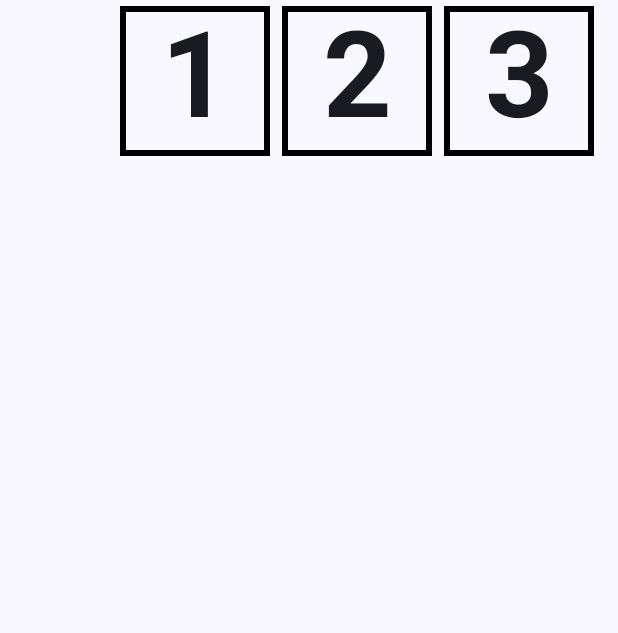
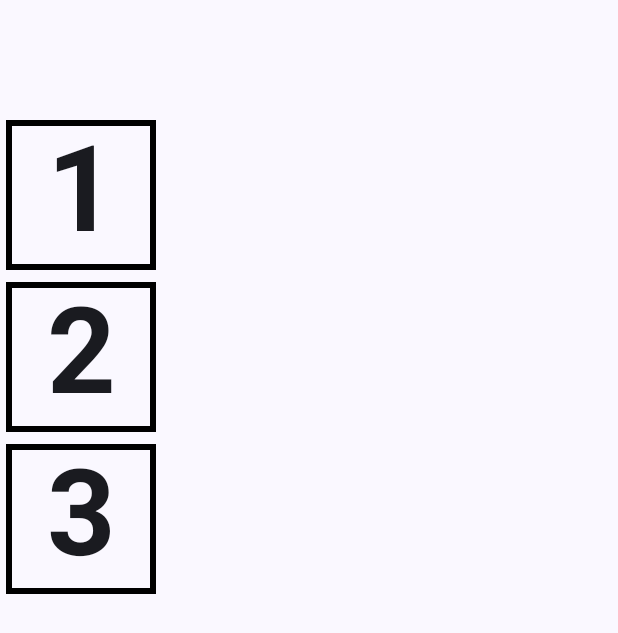
Before and after one commit to sake-2004/mobile_learning_lab3, an Android app built with Jetpack Compose: the screen it shows after launch (MainActivity), on a phone screen of 412 x 824 dp. Shown: the top 633 px of the screen. Run offline under Robolectric (Android 15) with nearby library versions, the phone set to English and light mode, and no system bars.

Commit message:
Column verticalArrangement Bottom

```diff
--- a/app/src/main/java/com/example/rowcoldemo/MainActivity.kt
+++ b/app/src/main/java/com/example/rowcoldemo/MainActivity.kt
@@ -9,6 +9,7 @@ import androidx.compose.foundation.layout.Arrangement
 import androidx.compose.foundation.layout.Column
 import androidx.compose.foundation.layout.Row
 import androidx.compose.foundation.layout.fillMaxSize
+import androidx.compose.foundation.layout.height
 import androidx.compose.foundation.layout.padding
 import androidx.compose.foundation.layout.size
 import androidx.compose.foundation.layout.width
@@ -41,9 +42,9 @@ class MainActivity : ComponentActivity() {
 
 @Composable
 fun MainScreen(modifier: Modifier = Modifier) {
-    Row(
-        horizontalArrangement = Arrangement.End,
-        modifier = modifier.size(width = 400.dp, height = 200.dp)
+    Column(
+        verticalArrangement = Arrangement.Bottom,
+        modifier = modifier.height(400.dp)
     ) {
         TextCell("1")
         TextCell("2")
```
